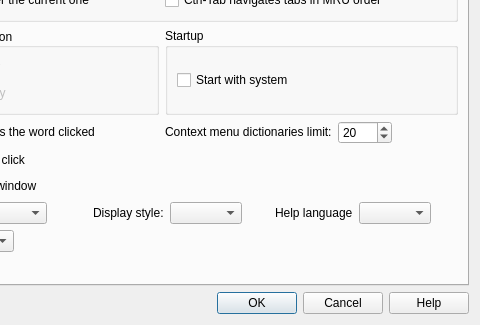
Qt form preferences.ui (vedgy/goldendict) before a commit; both pictures show x 156 to 636 and y 133 to 458 of the 636 by 458 pixel window.
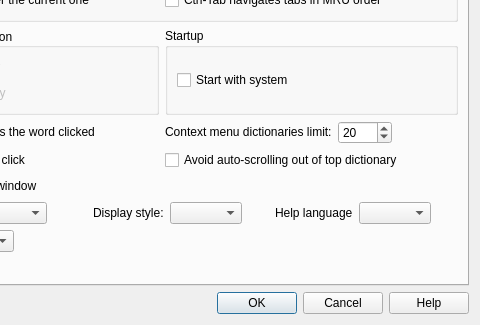
The same form after that commit. Icons and pictures are not drawn. Custom widgets are drawn as their Qt base class.

Commit message: Add an option to avoid auto-scrolling out of top dictionary

```diff
--- a/preferences.ui
+++ b/preferences.ui
@@ -369,6 +369,18 @@
          </item>
         </layout>
        </item>
+       <item row="4" column="1">
+        <widget class="QCheckBox" name="avoidAutoScrolling">
+         <property name="toolTip">
+          <string>Normally, clicking a link or looking up selection in an article
+loads the translation and scrolls to the article from the same dictionary.
+With this on however, the article from the topmost dictionary is shown.</string>
+         </property>
+         <property name="text">
+          <string>Avoid auto-scrolling out of top dictionary</string>
+         </property>
+        </widget>
+       </item>
       </layout>
      </widget>
      <widget class="QWidget" name="tab_4">
```
The commit also changes 4 other files.
